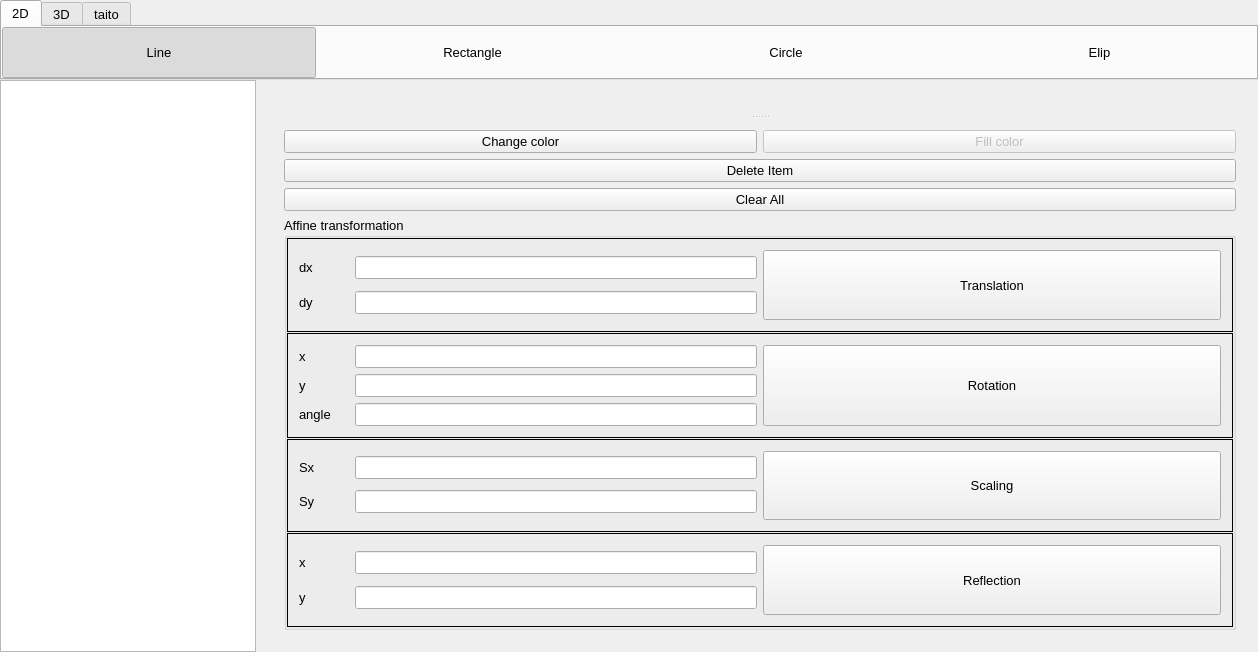
Qt form window.ui (giahuyng98/computer-graphics) before a commit.
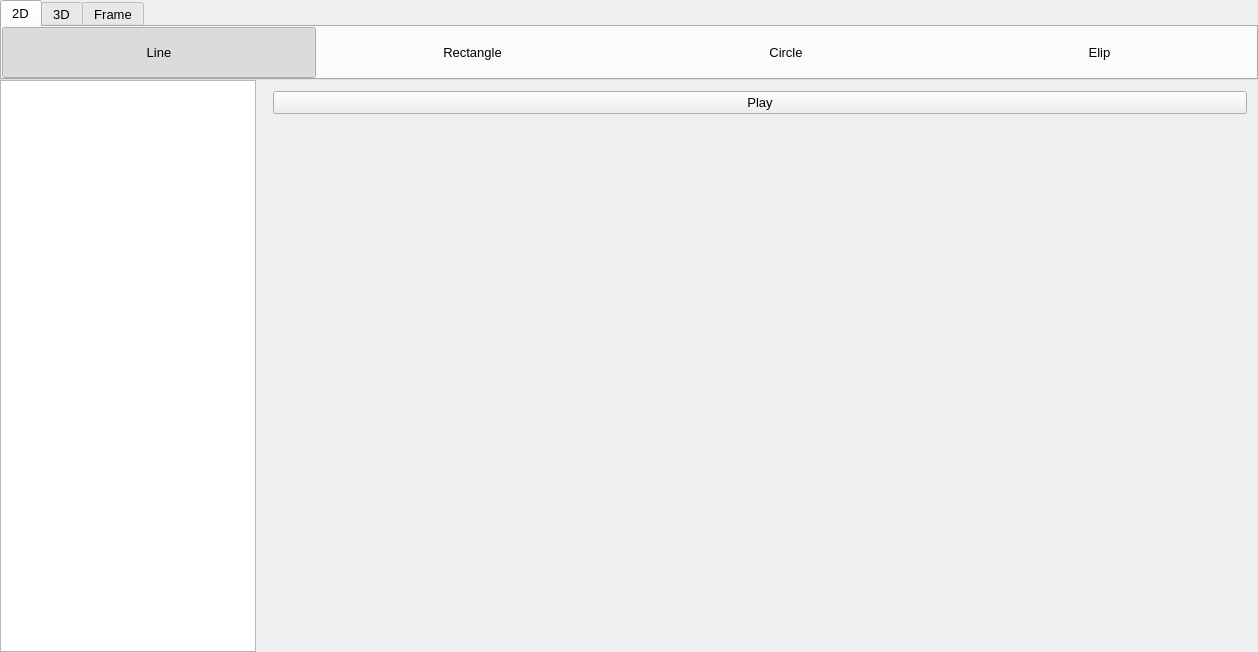
The same form after that commit. The open tabs and pages were chosen to show the change.

Diff of the .ui file:
```diff
--- a/window.ui
+++ b/window.ui
@@ -296,7 +296,7 @@
       </widget>
       <widget class="QWidget" name="ahihi">
        <attribute name="title">
-        <string>taito</string>
+        <string>Frame</string>
        </attribute>
       </widget>
      </widget>
@@ -1088,6 +1088,30 @@
           </item>
          </layout>
         </widget>
+        <widget class="QWidget" name="page_2">
+         <layout class="QVBoxLayout" name="verticalLayout_6">
+          <item>
+           <widget class="QPushButton" name="playBtn">
+            <property name="text">
+             <string>Play</string>
+            </property>
+           </widget>
+          </item>
+          <item>
+           <spacer name="verticalSpacer_2">
+            <property name="orientation">
+             <enum>Qt::Vertical</enum>
+            </property>
+            <property name="sizeHint" stdset="0">
+             <size>
+              <width>20</width>
+              <height>40</height>
+             </size>
+            </property>
+           </spacer>
+          </item>
+         </layout>
+        </widget>
        </widget>
       </item>
      </layout>
```
Left out of the diff: 2 changed lines with no effect on the pictures.
